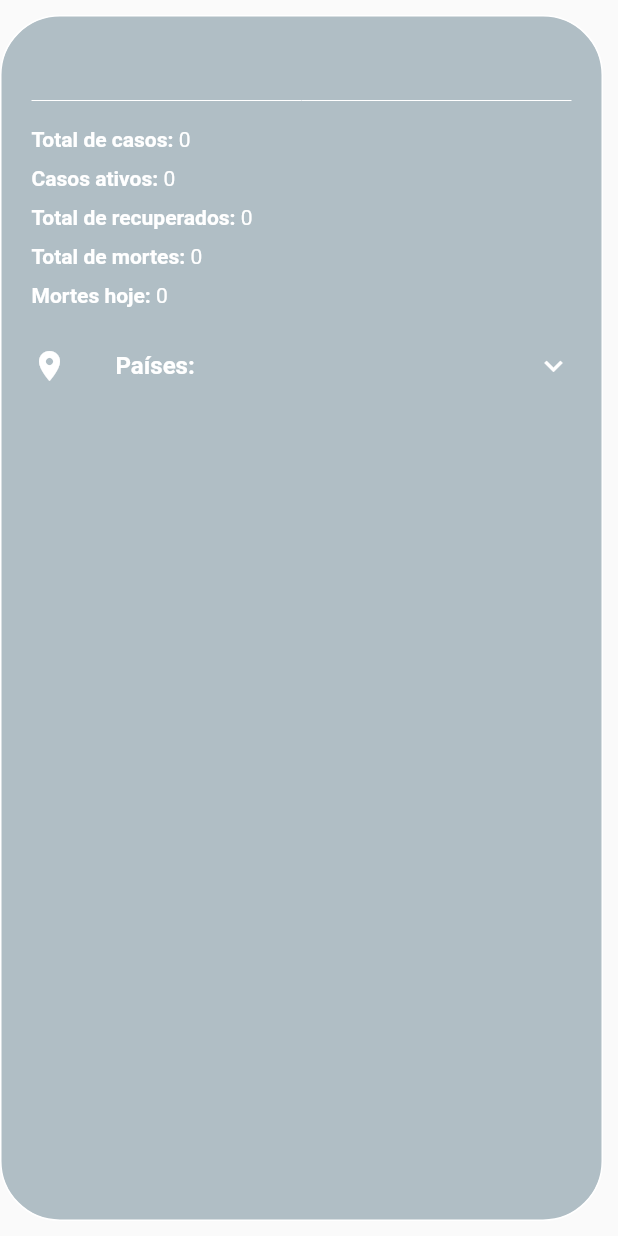
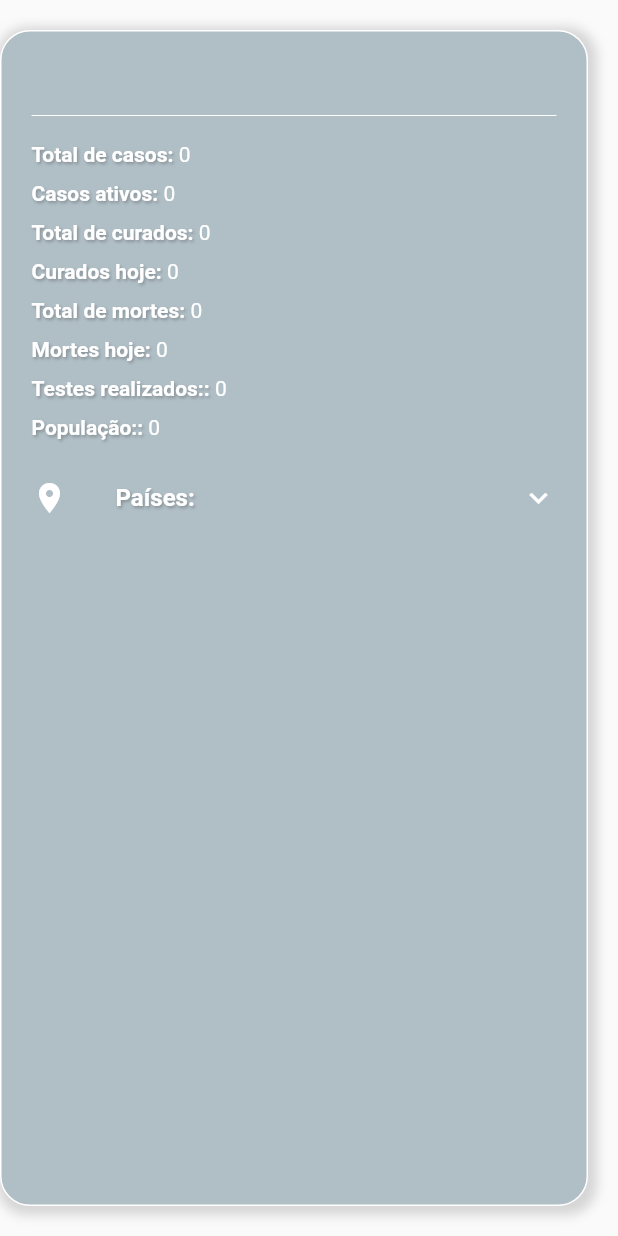
Before and after one commit to GuilhermeVendramini/covid-19, a Flutter app: the ContinentsWidgetBlockContinent widget shown alone on an empty page, opened directly with empty values, on a phone screen of 412 x 824 dp. Run offline on Flutter 3.47's test engine with Material 2 defaults, Android fonts, the phone set to English and light mode, and no system bars; our stand-ins replace bloc, dio, flutter_bloc; network calls fail.

```diff
--- a/lib/app/modules/continents/widgets/blocks/continents.widget.block.continent.dart
+++ b/lib/app/modules/continents/widgets/blocks/continents.widget.block.continent.dart
@@ -16,13 +16,21 @@ class ContinentsWidgetBlockContinent extends StatelessWidget {
   Widget build(BuildContext context) {
     return Container(
       padding: const EdgeInsets.all(20.0),
-      margin: const EdgeInsets.only(right: 10, top: 10.0, bottom: 10.0),
+      margin: const EdgeInsets.only(right: 20, top: 20.0, bottom: 20.0),
       decoration: BoxDecoration(
         color: Colors.blueGrey[200],
-        borderRadius: BorderRadius.all(Radius.circular(40)),
+        borderRadius: const BorderRadius.all(Radius.circular(20)),
         border: Border.all(
           color: Colors.white,
         ),
+        boxShadow: [
+          BoxShadow(
+            color: Colors.grey.withOpacity(0.4),
+            spreadRadius: 4,
+            blurRadius: 6,
+            offset: Offset(2, 2), // changes position of shadow
+          ),
+        ],
       ),
       child: ListView(
         children: [
@@ -40,8 +48,13 @@ class ContinentsWidgetBlockContinent extends StatelessWidget {
           ),
           divider,
           WidgetComponentLabelAndData(
-            'Total de recuperados',
+            'Total de curados',
             '${covidContinent.recovered}',
+          ),
+          divider,
+          WidgetComponentLabelAndData(
+            'Curados hoje',
+            '${covidContinent.todayRecovered}',
           ),
           divider,
           WidgetComponentLabelAndData(
@@ -54,6 +67,16 @@ class ContinentsWidgetBlockContinent extends StatelessWidget {
             '${covidContinent.todayDeaths}',
           ),
           divider,
+          WidgetComponentLabelAndData(
+            'Testes realizados:',
+            '${covidContinent.tests}',
+          ),
+          divider,
+          WidgetComponentLabelAndData(
+            'População:',
+            '${covidContinent.population}',
+          ),
+          divider,
           ExpansionTile(
             tilePadding: EdgeInsets.zero,
             leading: Icon(
@@ -63,6 +86,13 @@ class ContinentsWidgetBlockContinent extends StatelessWidget {
               'Países:',
               style: TextStyle(
                 fontWeight: FontWeight.bold,
+                shadows: <Shadow>[
+                  Shadow(
+                    offset: Offset(1.0, 1.0),
+                    blurRadius: 2.0,
+                    color: Colors.black26,
+                  ),
+                ],
               ),
             ),
             children: [
--- a/lib/app/shared/widgets/texts/widget.text.label.dart
+++ b/lib/app/shared/widgets/texts/widget.text.label.dart
@@ -11,6 +11,13 @@ class WidgetTextLabel extends StatelessWidget {
       text,
       style: TextStyle(
         fontWeight: FontWeight.bold,
+        shadows: <Shadow>[
+          Shadow(
+            offset: Offset(1.0, 1.0),
+            blurRadius: 2.0,
+            color: Colors.black26,
+          ),
+        ],
       ),
     );
   }
--- a/lib/app/shared/widgets/texts/widget.text.title.dart
+++ b/lib/app/shared/widgets/texts/widget.text.title.dart
@@ -11,6 +11,13 @@ class WidgetTextTitle extends StatelessWidget {
       style: TextStyle(
         fontSize: 24.0,
         fontWeight: FontWeight.bold,
+        shadows: <Shadow>[
+          Shadow(
+            offset: Offset(2.0, 2.0),
+            blurRadius: 2.0,
+            color: Colors.black26,
+          ),
+        ],
       ),
     );
   }
```
